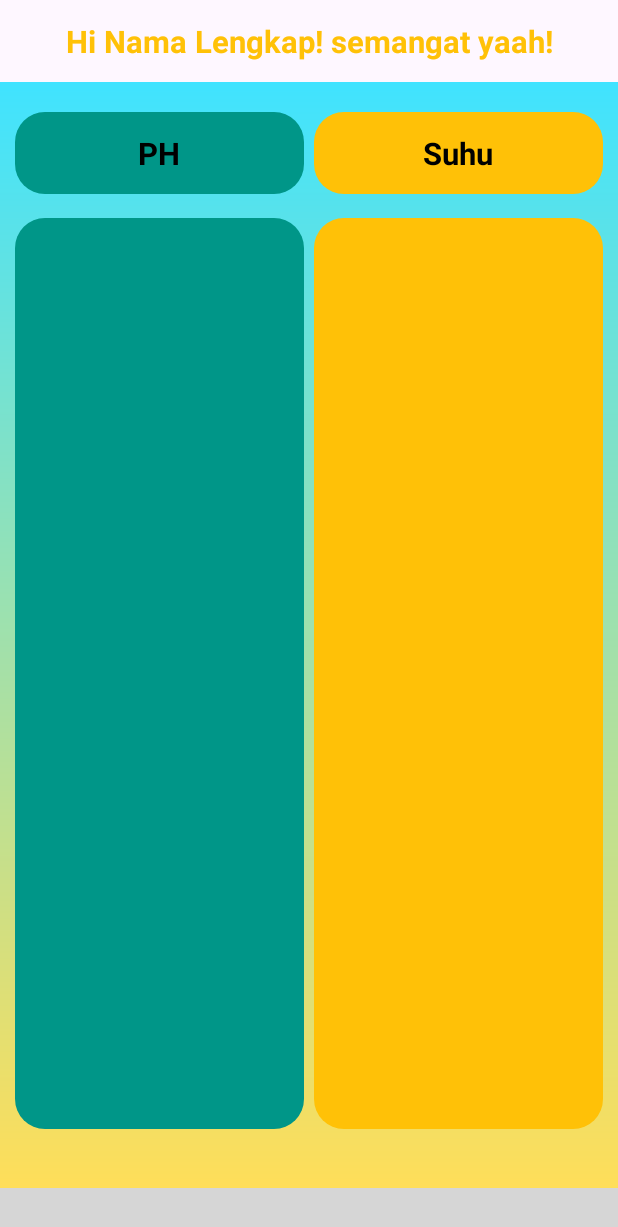
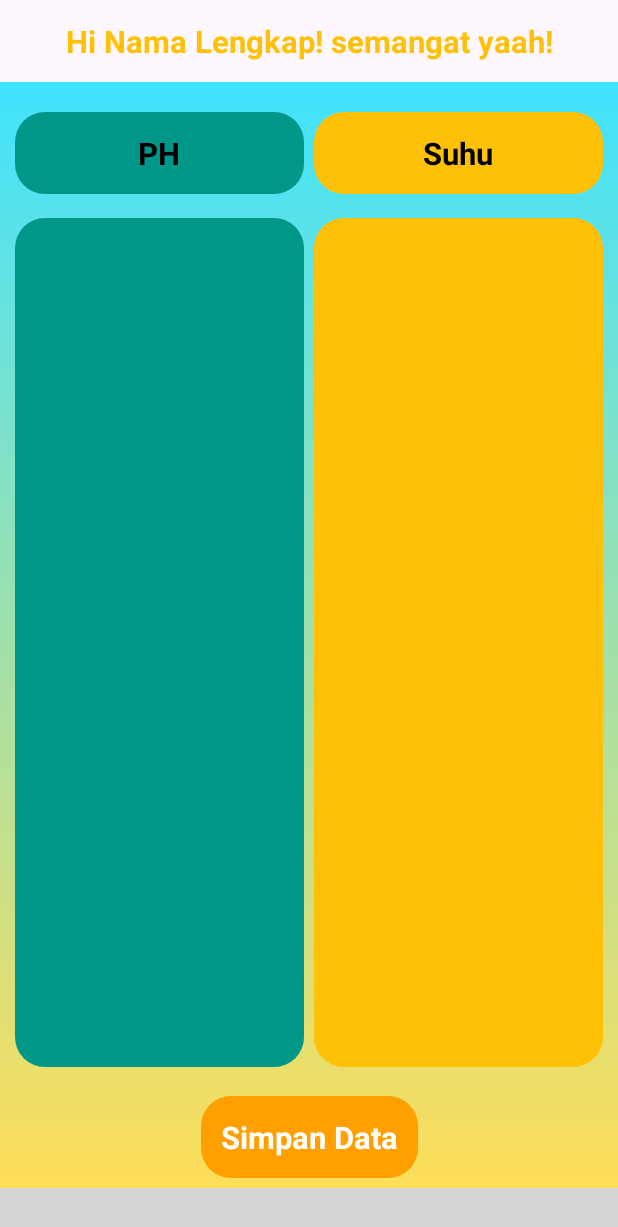
Before and after one commit to ahmadfahmiaisar/TemperatureApp, an Android app: the TaskFragment screen opened directly, with no data from a screen before it, on a phone screen of 412 x 824 dp. Shown: the top 1227 px of the screen. Run offline under Robolectric (Android 15) with nearby library versions, the phone set to English and light mode, and no system bars; our stand-ins replace Firebase (no records; nobody signed in at launch, a user with empty details on screens opened directly), sdp/ssp sizes; plain views replace AnimatedBottomBar; 3 statements that could not run were skipped; grey boxes are pictures that could not be loaded.

Commit message:
add history pengujian, save delete value firebase

```diff
--- a/app/src/main/java/com/smadu1/temperatureapp/main/ViewPagerAdapter.kt
+++ b/app/src/main/java/com/smadu1/temperatureapp/main/ViewPagerAdapter.kt
@@ -4,8 +4,8 @@ import androidx.fragment.app.Fragment
 import androidx.fragment.app.FragmentManager
 import androidx.lifecycle.Lifecycle
 import androidx.viewpager2.adapter.FragmentStateAdapter
-import com.smadu1.temperatureapp.HistoryFragment
-import com.smadu1.temperatureapp.InformationFragment
+import com.smadu1.temperatureapp.menu.history.HistoryFragment
+import com.smadu1.temperatureapp.menu.info.InformationFragment
 import com.smadu1.temperatureapp.menu.task.TaskFragment
 
 class ViewPagerAdapter(fragmentManager: FragmentManager, lifecycle: Lifecycle) :
--- a/app/src/main/java/com/smadu1/temperatureapp/InformationFragment.kt
+++ b/app/src/main/java/com/smadu1/temperatureapp/menu/info/InformationFragment.kt
@@ -1,10 +1,11 @@
-package com.smadu1.temperatureapp
+package com.smadu1.temperatureapp.menu.info
 
 import android.os.Bundle
 import androidx.fragment.app.Fragment
 import android.view.LayoutInflater
 import android.view.View
 import android.view.ViewGroup
+import com.smadu1.temperatureapp.R
 
 class InformationFragment : Fragment() {
 
--- a/app/src/main/java/com/smadu1/temperatureapp/menu/task/TaskAdapter.kt
+++ b/app/src/main/java/com/smadu1/temperatureapp/menu/task/TaskAdapter.kt
@@ -1,6 +1,5 @@
 package com.smadu1.temperatureapp.menu.task
 
-import android.util.Log
 import android.view.LayoutInflater
 import android.view.ViewGroup
 import androidx.recyclerview.widget.DiffUtil
--- a/app/src/main/java/com/smadu1/temperatureapp/menu/task/TaskFragment.kt
+++ b/app/src/main/java/com/smadu1/temperatureapp/menu/task/TaskFragment.kt
@@ -1,30 +1,37 @@
 package com.smadu1.temperatureapp.menu.task
 
 import android.os.Bundle
-import android.util.Log
+import android.renderscript.Sampler.Value
 import android.view.LayoutInflater
 import android.view.View
 import android.view.ViewGroup
 import android.widget.Toast
 import androidx.fragment.app.Fragment
-import com.google.android.gms.tasks.Task
 import com.google.firebase.Firebase
 import com.google.firebase.database.DataSnapshot
 import com.google.firebase.database.DatabaseError
+import com.google.firebase.database.GenericTypeIndicator
 import com.google.firebase.database.ValueEventListener
 import com.google.firebase.database.database
 import com.smadu1.temperatureapp.databinding.FragmentTaskBinding
+import com.smadu1.temperatureapp.menu.history.HistoryModel
+import com.smadu1.temperatureapp.utils.Config.FIREBASE_HISTORY
 import com.smadu1.temperatureapp.utils.Config.FIREBASE_REFERENCE
 import com.smadu1.temperatureapp.utils.Config.FIREBASE_VALUE_PH
 import com.smadu1.temperatureapp.utils.Config.FIREBASE_VALUE_SUHU
+import com.smadu1.temperatureapp.utils.getCurrentDate
 
 
 class TaskFragment : Fragment() {
 
     private var _binding: FragmentTaskBinding? = null
     private val binding get() = _binding!!
+
+    private val database = Firebase.database
     private val phAdapter by lazy { TaskAdapter() }
     private val suhuAdapter by lazy { TaskAdapter() }
+    private var phValue = ""
+    private var suhuValue = ""
 
     override fun onCreateView(
         inflater: LayoutInflater, container: ViewGroup?, savedInstanceState: Bundle?
@@ -37,23 +44,52 @@ class TaskFragment : Fragment() {
         super.onViewCreated(view, savedInstanceState)
 
         setupFirebase()
-        setupRecyclerView()
+        setupView()
     }
 
-    private fun setupRecyclerView() {
+    private fun setupView() {
         binding.recyclerViewPh.adapter = phAdapter
         binding.recyclerViewSuhu.adapter = suhuAdapter
+        val temperatureHistory = database.getReference(FIREBASE_HISTORY)
+
+        binding.tvSaveData.setOnClickListener {
+            temperatureHistory.addListenerForSingleValueEvent(object : ValueEventListener {
+                override fun onDataChange(snapshot: DataSnapshot) {
+                    val genericType = object : GenericTypeIndicator<MutableList<HistoryModel>>() {}
+                    val currentHistories: MutableList<HistoryModel> =
+                        snapshot.getValue(genericType) ?: return
+
+                    currentHistories.add(
+                        0, HistoryModel(
+                            timeStamp = getCurrentDate(), ph = phValue, suhu = suhuValue
+                        )
+                    )
+
+                    temperatureHistory.setValue(currentHistories)
+                        .addOnSuccessListener {
+                            Toast.makeText(
+                                requireActivity(),
+                                "data sudah tersimpan, silahkan check pada halaman history",
+                                Toast.LENGTH_SHORT
+                            ).show()
+                        }
+                }
+
+                override fun onCancelled(error: DatabaseError) {
+                }
+
+            })
+
+        }
     }
 
     private fun setupFirebase() {
-        val database = Firebase.database
-        val reference = database.getReference(FIREBASE_REFERENCE)
-
-        reference.addValueEventListener(object : ValueEventListener {
+        val temperatureReference = database.getReference(FIREBASE_REFERENCE)
+        temperatureReference.addValueEventListener(object : ValueEventListener {
             override fun onDataChange(snapshot: DataSnapshot) {
                 if (snapshot.exists()) {
-                    val phValue = snapshot.child(FIREBASE_VALUE_PH).value.toString()
-                    val suhuValue = snapshot.child(FIREBASE_VALUE_SUHU).value.toString()
+                    phValue = snapshot.child(FIREBASE_VALUE_PH).value.toString()
+                    suhuValue = snapshot.child(FIREBASE_VALUE_SUHU).value.toString()
 
                     if (suhuAdapter.currentList.isEmpty() && phAdapter.currentList.isEmpty()) {
                         suhuAdapter.submitList(listOf(suhuValue))
--- a/app/src/main/java/com/smadu1/temperatureapp/utils/Config.kt
+++ b/app/src/main/java/com/smadu1/temperatureapp/utils/Config.kt
@@ -7,6 +7,7 @@ object Config {
     const val VALUE_PREF_USERNAME = "username"
     const val VALUE_PREF_PASSWORD = "password"
     const val FIREBASE_REFERENCE = "temperature"
+    const val FIREBASE_HISTORY = "history"
     const val FIREBASE_VALUE_PH = "ph"
     const val FIREBASE_VALUE_SUHU = "suhu"
 }
--- a/app/src/main/res/layout/fragment_information.xml
+++ b/app/src/main/res/layout/fragment_information.xml
@@ -3,7 +3,7 @@
     xmlns:tools="http://schemas.android.com/tools"
     android:layout_width="match_parent"
     android:layout_height="match_parent"
-    tools:context=".InformationFragment">
+    tools:context=".menu.info.InformationFragment">
 
     <TextView
         android:layout_width="match_parent"
--- a/app/src/main/res/layout/fragment_task.xml
+++ b/app/src/main/res/layout/fragment_task.xml
@@ -57,11 +57,11 @@
         android:layout_width="0dp"
         android:layout_height="0dp"
         android:layout_marginTop="16dp"
-        android:layout_marginBottom="@dimen/_30sdp"
+        android:layout_marginBottom="@dimen/_15sdp"
         android:background="@drawable/background_rounded"
         android:padding="@dimen/_10sdp"
         app:layoutManager="androidx.recyclerview.widget.LinearLayoutManager"
-        app:layout_constraintBottom_toBottomOf="parent"
+        app:layout_constraintBottom_toTopOf="@+id/tv_save_data"
         app:layout_constraintEnd_toEndOf="@+id/textView"
         app:layout_constraintStart_toStartOf="@+id/textView"
         app:layout_constraintTop_toBottomOf="@+id/textView"
@@ -72,13 +72,30 @@
         android:layout_width="0dp"
         android:layout_height="0dp"
         android:layout_marginTop="16dp"
-        android:layout_marginBottom="@dimen/_30sdp"
+        android:layout_marginBottom="@dimen/_15sdp"
         android:background="@drawable/background_rounded"
         android:backgroundTint="@color/colorPrimary"
         android:padding="@dimen/_10sdp"
         app:layoutManager="androidx.recyclerview.widget.LinearLayoutManager"
-        app:layout_constraintBottom_toBottomOf="parent"
+        app:layout_constraintBottom_toTopOf="@+id/tv_save_data"
         app:layout_constraintEnd_toEndOf="@+id/textView2"
         app:layout_constraintStart_toStartOf="@+id/textView2"
-        app:layout_constraintTop_toBottomOf="@+id/textView2" />
+        app:layout_constraintTop_toBottomOf="@+id/textView2"
+        tools:listitem="@layout/item_task" />
+
+    <TextView
+        android:id="@+id/tv_save_data"
+        android:layout_width="wrap_content"
+        android:layout_height="wrap_content"
+        android:layout_marginBottom="@dimen/_5sdp"
+        android:background="@drawable/background_rounded"
+        android:backgroundTint="@color/colorPrimaryDark"
+        android:padding="@dimen/_10sdp"
+        android:text="@string/simpan_data"
+        android:textColor="@color/white"
+        android:textSize="@dimen/_16sdp"
+        android:textStyle="bold"
+        app:layout_constraintBottom_toBottomOf="parent"
+        app:layout_constraintEnd_toEndOf="parent"
+        app:layout_constraintStart_toStartOf="parent" />
 </androidx.constraintlayout.widget.ConstraintLayout>
--- a/app/src/main/res/values/strings.xml
+++ b/app/src/main/res/values/strings.xml
@@ -11,4 +11,6 @@
     <string name="hello_blank_fragment">Hello blank fragment</string>
     <string name="ph">PH</string>
     <string name="suhu">Suhu</string>
+    <string name="simpan_data">Simpan Data</string>
+    <string name="history_pengujian">History Pengujian</string>
 </resources>
```
Also changed, not shown: app/src/main/java/com/smadu1/temperatureapp/HistoryFragment.kt (deleted, +0 -27 lines), app/src/main/java/com/smadu1/temperatureapp/menu/history/HistoryAdapter.kt (added, +62 -0 lines), app/src/main/java/com/smadu1/temperatureapp/menu/history/HistoryFragment.kt (added, +88 -0 lines), app/src/main/java/com/smadu1/temperatureapp/menu/history/HistoryModel.kt (added, +7 -0 lines), app/src/main/java/com/smadu1/temperatureapp/utils/Extension.kt (+9 -0 lines), app/src/main/res/drawable/trash.xml (added, +35 -0 lines), app/src/main/res/layout/fragment_history.xml (+24 -6 lines), app/src/main/res/layout/item_history.xml (added, +55 -0 lines), app/src/main/res/layout/item_task.xml (+7 -2 lines).
